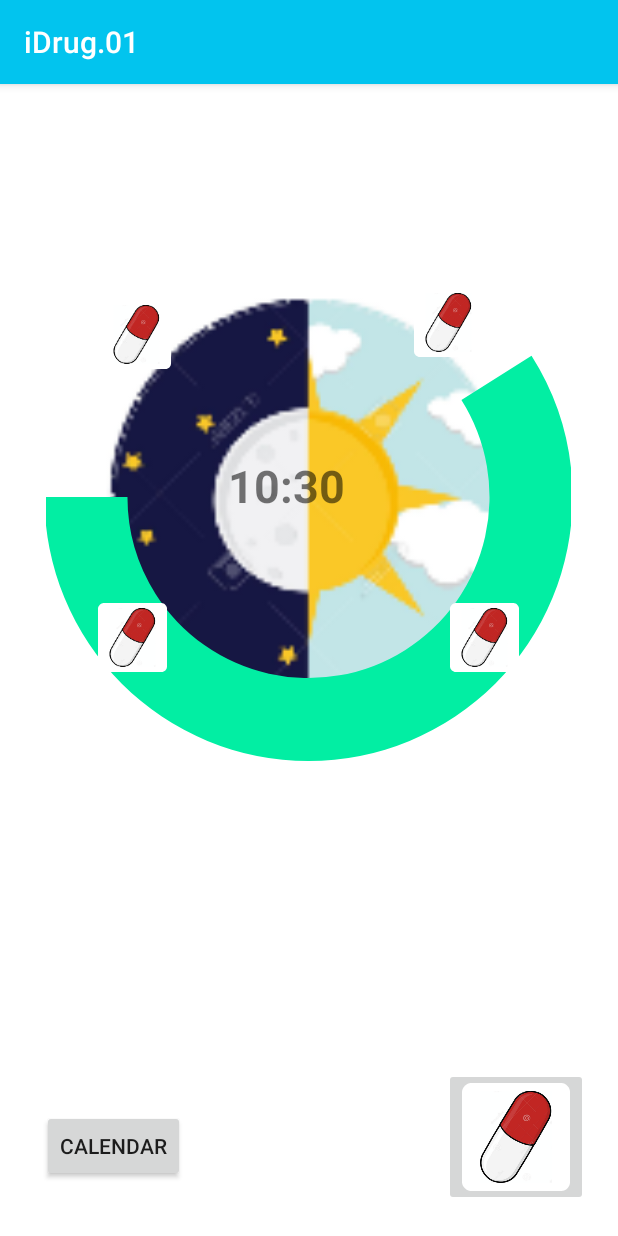
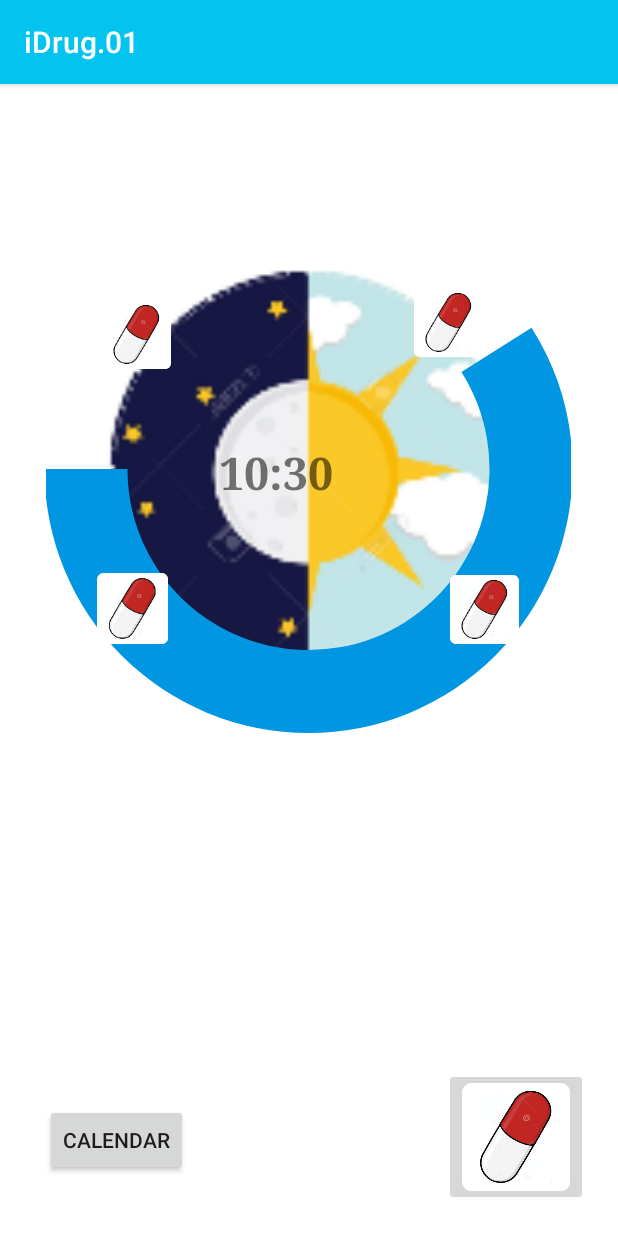
Before and after one commit to iDrug-Medtracker/iDrug-Medtracker, an Android app: the screen it shows after launch (MainActivity), on a phone screen of 412 x 824 dp. Run offline under Robolectric (Android 15) with nearby library versions, the phone set to English and light mode, and no system bars; 3 statements that could not run were skipped.

Commit message:
better font

```diff
--- a/app/src/main/res/layout/activity_main.xml
+++ b/app/src/main/res/layout/activity_main.xml
@@ -28,7 +28,7 @@
         app:layout_constraintHorizontal_bias="0.444"
         app:layout_constraintStart_toStartOf="parent"
         app:layout_constraintTop_toTopOf="parent"
-        app:layout_constraintVertical_bias="0.073"
+        app:layout_constraintVertical_bias="0.0"
         app:srcCompat="@mipmap/day_foreground" />
 
     <ProgressBar
@@ -80,7 +80,7 @@
     <ImageView
         android:id="@+id/imageView9"
         android:layout_width="47dp"
-        android:layout_height="46dp"
+        android:layout_height="47dp"
         android:layout_marginStart="60dp"
         android:layout_marginLeft="60dp"
         android:layout_marginBottom="140dp"
@@ -95,20 +95,21 @@
         android:text="TextView"
         android:textSize="30sp"
         android:textStyle="bold"
+        android:typeface="serif"
         app:layout_constraintBottom_toBottomOf="@+id/circulo"
         app:layout_constraintEnd_toEndOf="@+id/circulo"
-        app:layout_constraintHorizontal_bias="0.527"
+        app:layout_constraintHorizontal_bias="0.5"
         app:layout_constraintStart_toStartOf="@+id/circulo"
         app:layout_constraintTop_toTopOf="@+id/circulo"
-        app:layout_constraintVertical_bias="0.471" />
+        app:layout_constraintVertical_bias="0.5" />
 
     <Button
         android:id="@+id/buttonCalendar"
         android:layout_width="wrap_content"
         android:layout_height="wrap_content"
-        android:layout_marginStart="28dp"
-        android:layout_marginLeft="28dp"
-        android:layout_marginBottom="36dp"
+        android:layout_marginStart="30dp"
+        android:layout_marginLeft="30dp"
+        android:layout_marginBottom="40dp"
         android:text="Calendar"
         app:layout_constraintBottom_toBottomOf="parent"
         app:layout_constraintStart_toStartOf="parent" />
--- a/app/src/main/res/values/colors.xml
+++ b/app/src/main/res/values/colors.xml
@@ -1,6 +1,6 @@
 <?xml version="1.0" encoding="utf-8"?>
 <resources>
     <color name="colorPrimary">#02c4ee</color>
-    <color name="colorPrimaryDark">#009de0</color>
-    <color name="colorAccent">#02eea3</color>
+    <color name="colorPrimaryDark">#0096E1</color>
+    <color name="colorAccent">#0096E1</color>
 </resources>
```
